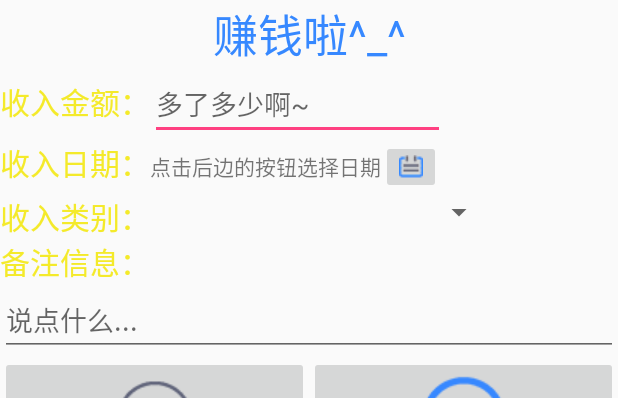
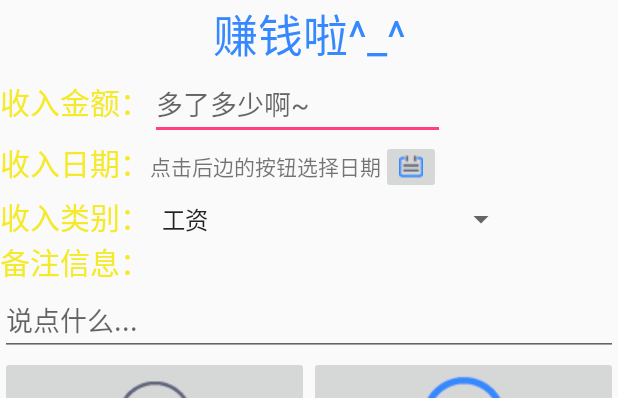
Before and after one commit to FangWolf/MoneyManger, an Android app: the layout activity_addget.xml on its own in the app's theme, with its tools: preview values and no code run, on a phone screen of 412 x 824 dp. Shown: the top 398 px of the screen. Run offline under Robolectric (Android 15) with nearby library versions, the phone set to English and light mode, and no system bars.

Commit message:
13789 is ok

```diff
--- a/app/src/main/res/layout/activity_addget.xml
+++ b/app/src/main/res/layout/activity_addget.xml
@@ -25,12 +25,13 @@
             android:text="收入金额："
             android:textSize="20sp"
             android:textColor="#f4ea2a"/>
+
         <EditText
             android:id="@+id/txtMoney"
             android:layout_width="192dp"
             android:layout_height="wrap_content"
-            android:hint="多了多少啊~"
-            android:layout_weight="0.04"/>
+            android:layout_weight="0.04"
+            android:hint="多了多少啊~"/>
     </LinearLayout>
 
     <LinearLayout
@@ -74,7 +75,8 @@
             android:id="@+id/txtType"
             android:layout_width="wrap_content"
             android:layout_height="wrap_content"
-            android:layout_weight="0.69"/>
+            android:layout_weight="0.69"
+            android:entries="@array/gettype"/>
     </LinearLayout>
 
     <TextView
--- a/app/src/main/res/layout/activity_addlose.xml
+++ b/app/src/main/res/layout/activity_addlose.xml
@@ -74,7 +74,8 @@
             android:id="@+id/txtType"
             android:layout_width="wrap_content"
             android:layout_height="wrap_content"
-            android:layout_weight="0.69"/>
+            android:layout_weight="0.69"
+            android:entries="@array/losetype"/>
     </LinearLayout>
 
     <TextView
--- a/app/src/main/res/values/strings.xml
+++ b/app/src/main/res/values/strings.xml
@@ -1,3 +1,18 @@
 <resources>
     <string name="app_name">MoneyManger</string>
+
+    <string-array name="gettype">
+        <item>工资</item>
+        <item>兼职</item>
+        <item>奖金</item>
+        <item>其他</item>
+    </string-array>
+
+    <string-array name="losetype">
+        <item>生活</item>
+        <item>购物</item>
+        <item>交费</item>
+        <item>其他</item>
+    </string-array>
+
 </resources>
```
Also changed, not shown: app/src/main/java/DAO/GetDAO.java (added, +17 -0 lines), app/src/main/java/com/example/siyu2/moneymanger/Addget.java (+15 -13 lines), app/src/main/java/com/example/siyu2/moneymanger/Addlose.java (+0 -13 lines), app/src/main/java/model/Tb_Getmoeny.java (+10 -7 lines).
